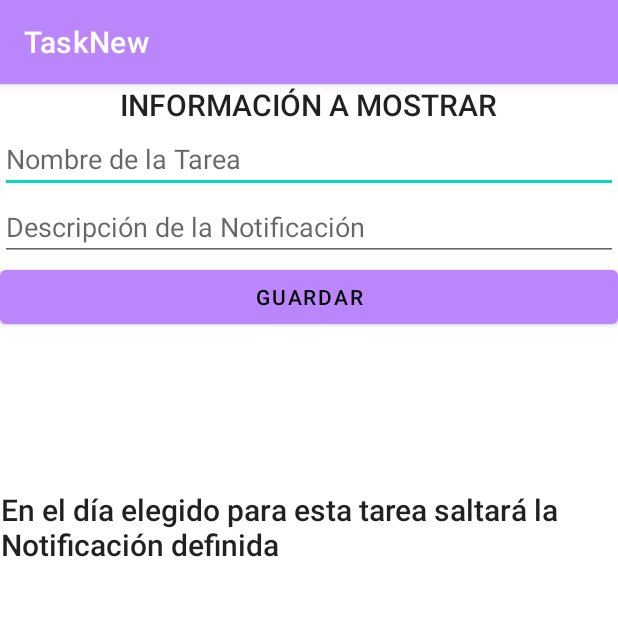
After one commit to eniivak/TaskNew, an Android app: the Notificacion screen opened directly, with no data from a screen before it, on a phone screen of 412 x 824 dp, the top half of it. The commit adds this screen. Run offline under Robolectric (Android 15) with nearby library versions, the phone set to English and light mode, and no system bars; 2 statements that could not run were skipped.

Commit message:
Notificaciones casi done

```diff
--- a/app/src/main/AndroidManifest.xml
+++ b/app/src/main/AndroidManifest.xml
@@ -14,6 +14,9 @@
         android:roundIcon="@mipmap/ic_launcher_round"
         android:supportsRtl="true"
         android:theme="@style/Theme.TaskNew">
+        <activity
+            android:name=".Notificacion"
+            android:exported="false" />
         <activity
             android:name=".TareaSettings"
             android:exported="false" />
--- /dev/null
+++ b/app/src/main/java/com/example/tasknew/Notificacion.java
@@ -0,0 +1,66 @@
+package com.example.tasknew;
+
+import android.app.Notification;
+import android.os.Build;
+import android.os.Bundle;
+import android.text.TextUtils;
+import android.util.Log;
+import android.view.View;
+import android.widget.Button;
+import android.widget.EditText;
+
+import androidx.annotation.RequiresApi;
+import androidx.appcompat.app.AppCompatActivity;
+
+import java.text.SimpleDateFormat;
+import java.util.Calendar;
+
+public class Notificacion extends AppCompatActivity {
+    private NotificationUtils mNotificationUtils;
+
+    @RequiresApi(api = Build.VERSION_CODES.O)
+    @Override
+    protected void onCreate(Bundle savedInstanceState) {
+        super.onCreate(savedInstanceState);
+        setContentView(R.layout.activity_notificacion);
+        miDB gestorDB = new miDB(Notificacion.this);
+        Bundle extras= getIntent().getExtras();
+       String tarea=extras.getString("tarea");
+
+        mNotificationUtils = new NotificationUtils(this);
+
+        final EditText editTextTitleAndroid = (EditText) findViewById(R.id.et_android_title);
+        final EditText editTextAuthorAndroid = (EditText) findViewById(R.id.et_android_author);
+        Button buttonAndroid = (Button) findViewById(R.id.btn_send_android);
+
+
+        //LA FECHA DE HOY
+        Calendar calendar = Calendar.getInstance();
+        SimpleDateFormat simpleDateFormat = new SimpleDateFormat("MM/dd/yyyy");
+        String currentDate = simpleDateFormat.format(calendar.getTime());
+
+
+        //LA FECHA DE LA TAREA
+        String fechaTarea=gestorDB.tieneFecha(tarea);
+
+        Log.i("1","la fecha de la tarea"+fechaTarea);
+        Log.i("1","la fecha de hoy"+currentDate);
+        buttonAndroid.setOnClickListener(new View.OnClickListener() {
+            @Override
+            public void onClick(View view) {
+                String title = editTextTitleAndroid.getText().toString();
+                String author = editTextAuthorAndroid.getText().toString();
+
+                if(!TextUtils.isEmpty(title) && !TextUtils.isEmpty(author)) {
+                    if(fechaTarea.equals(currentDate)){
+                        Notification.Builder nb = mNotificationUtils.
+                                getAndroidChannelNotification(title, "By " + author);
+
+                        mNotificationUtils.getManager().notify(101, nb.build());
+                    }
+
+                }
+            }
+        });
+    }
+}
--- /dev/null
+++ b/app/src/main/java/com/example/tasknew/NotificationUtils.java
@@ -0,0 +1,69 @@
+package com.example.tasknew;
+
+import android.app.Notification;
+import android.app.NotificationChannel;
+import android.app.NotificationManager;
+import android.content.Context;
+import android.content.ContextWrapper;
+import android.graphics.Color;
+import android.os.Build;
+
+import androidx.annotation.RequiresApi;
+
+public class NotificationUtils extends ContextWrapper {
+
+    private NotificationManager mManager;
+    public static final String ANDROID_CHANNEL_ID = "com.chikeandroid.tutsplustalerts.ANDROID";
+    public static final String IOS_CHANNEL_ID = "com.chikeandroid.tutsplustalerts.IOS";
+    public static final String ANDROID_CHANNEL_NAME = "ANDROID CHANNEL";
+    public static final String IOS_CHANNEL_NAME = "IOS CHANNEL";
+
+    @RequiresApi(api = Build.VERSION_CODES.O)
+    public NotificationUtils(Context base) {
+        super(base);
+        createChannels();
+    }
+
+    @RequiresApi(api = Build.VERSION_CODES.O)
+    public void createChannels() {
+
+        // create android channel
+        NotificationChannel androidChannel = new NotificationChannel(ANDROID_CHANNEL_ID,
+                ANDROID_CHANNEL_NAME, NotificationManager.IMPORTANCE_DEFAULT);
+        // Sets whether notifications posted to this channel should display notification lights
+        androidChannel.enableLights(true);
+        // Sets whether notification posted to this channel should vibrate.
+        androidChannel.enableVibration(true);
+        // Sets the notification light color for notifications posted to this channel
+        androidChannel.setLightColor(Color.GREEN);
+        // Sets whether notifications posted to this channel appear on the lockscreen or not
+        androidChannel.setLockscreenVisibility(Notification.VISIBILITY_PRIVATE);
+
+        getManager().createNotificationChannel(androidChannel);
+
+        // create ios channel
+        NotificationChannel iosChannel = new NotificationChannel(IOS_CHANNEL_ID,
+                IOS_CHANNEL_NAME, NotificationManager.IMPORTANCE_DEFAULT); //importancia alta (sonido)
+        iosChannel.enableLights(true);
+        iosChannel.enableVibration(true);
+        iosChannel.setLightColor(Color.GRAY);
+        iosChannel.setLockscreenVisibility(Notification.VISIBILITY_PUBLIC);
+        getManager().createNotificationChannel(iosChannel);
+    }
+
+    protected NotificationManager getManager() {
+        if (mManager == null) {
+            mManager = (NotificationManager) getSystemService(Context.NOTIFICATION_SERVICE);
+        }
+        return mManager;
+    }
+//CREAR LA NOTIFICACIÓN
+    @RequiresApi(api = Build.VERSION_CODES.O)
+    public Notification.Builder getAndroidChannelNotification(String title, String body) {
+        return new Notification.Builder(getApplicationContext(), ANDROID_CHANNEL_ID)
+                .setContentTitle(title)
+                .setContentText(body)
+                .setSmallIcon(android.R.drawable.stat_notify_more)
+                .setAutoCancel(true);
+    }
+}
--- a/app/src/main/java/com/example/tasknew/miDB.java
+++ b/app/src/main/java/com/example/tasknew/miDB.java
@@ -299,4 +299,6 @@ public class miDB extends SQLiteOpenHelper {
 
         return tiene;
     }
+
+
 }
--- /dev/null
+++ b/app/src/main/res/layout/activity_notificacion.xml
@@ -0,0 +1,56 @@
+<?xml version="1.0" encoding="utf-8"?>
+<androidx.constraintlayout.widget.ConstraintLayout xmlns:android="http://schemas.android.com/apk/res/android"
+    xmlns:app="http://schemas.android.com/apk/res-auto"
+    xmlns:tools="http://schemas.android.com/tools"
+    android:layout_width="match_parent"
+    android:layout_height="match_parent">
+
+    <LinearLayout
+        android:id="@+id/linearLayout2"
+        android:layout_width="match_parent"
+        android:layout_height="wrap_content"
+        android:orientation="vertical"
+        tools:ignore="MissingConstraints">
+
+        <TextView
+            android:layout_width="wrap_content"
+            android:layout_height="wrap_content"
+            android:layout_gravity="center_horizontal"
+            android:text="INFORMACIÓN A MOSTRAR"
+            android:textAppearance="@style/TextAppearance.AppCompat.Title" />
+
+        <EditText
+            android:id="@+id/et_android_title"
+            android:layout_width="match_parent"
+            android:layout_height="wrap_content"
+            android:hint="Nombre de la Tarea" />
+
+        <EditText
+            android:id="@+id/et_android_author"
+            android:layout_width="match_parent"
+            android:layout_height="wrap_content"
+            android:hint="Descripción de la Notificación" />
+
+        <Button
+            android:id="@+id/btn_send_android"
+            android:layout_width="match_parent"
+            android:layout_height="wrap_content"
+            android:text="GUARDAR" />
+
+    </LinearLayout>
+
+    <TextView
+        android:layout_width="405dp"
+        android:layout_height="79dp"
+        android:layout_gravity="center_horizontal"
+        android:layout_marginTop="86dp"
+        android:layout_marginEnd="6dp"
+        android:layout_marginBottom="401dp"
+        android:text="En el día elegido para esta tarea saltará la Notificación definida"
+        android:textAppearance="@style/TextAppearance.AppCompat.Title"
+        app:layout_constraintBottom_toBottomOf="parent"
+        app:layout_constraintEnd_toEndOf="parent"
+        app:layout_constraintStart_toStartOf="parent"
+        app:layout_constraintTop_toBottomOf="@+id/linearLayout2"
+        tools:ignore="MissingConstraints" />
+</androidx.constraintlayout.widget.ConstraintLayout>
```
Also changed, not shown: app/src/main/java/com/example/tasknew/TareaSettings.java (+36 -2 lines), app/src/main/res/layout/activity_tarea_settings.xml (+16 -3 lines).
